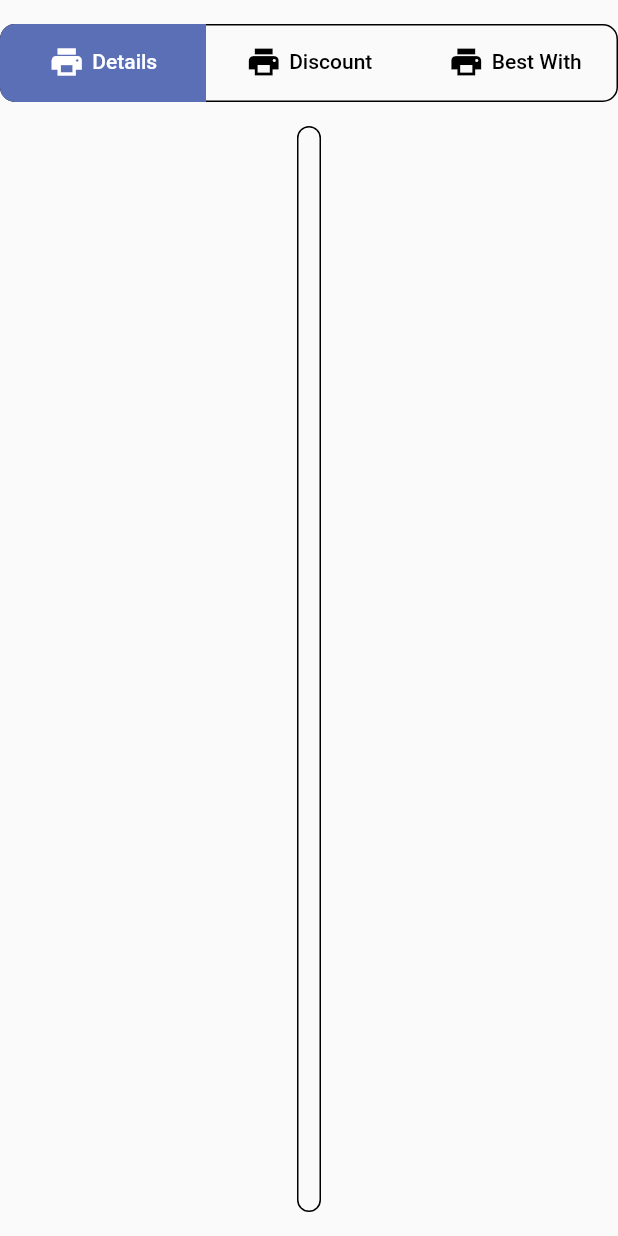
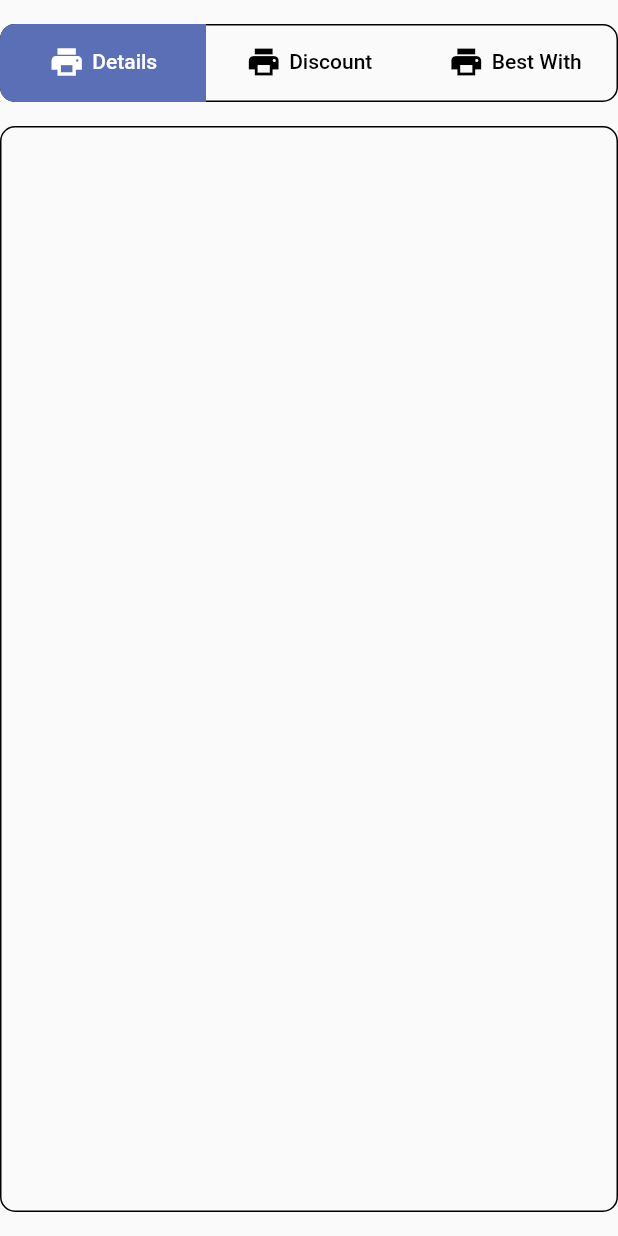
Before and after one commit to DalangLy/pos_platform_widgets, a Flutter app: the DXItemDetail widget shown alone on an empty page, opened directly with empty values, on a phone screen of 412 x 824 dp. Run offline on Flutter 3.47's test engine with Material 2 defaults, Android fonts, the light colour scheme and no system bars; our stand-ins replace auto_route.

Commit message:
fixed bugs

```diff
--- a/lib/widgets/dxitem.detail.widget.dart
+++ b/lib/widgets/dxitem.detail.widget.dart
@@ -1,4 +1,5 @@
 import 'package:flutter/material.dart';
+import 'package:post_platform_widgets/widgets/dxcustomize.widget.dart';
 
 class DXItemDetail extends StatelessWidget {
   final Widget title;
@@ -18,7 +19,7 @@ class DXItemDetail extends StatelessWidget {
         const Divider(color: Colors.transparent,),
         const _CustomTabBar(),
         const Divider(color: Colors.transparent,),
-        Flexible(
+        Expanded(
           child: DecoratedBox(
             decoration: BoxDecoration(
               borderRadius: BorderRadius.circular(10.0,),
@@ -26,13 +27,15 @@ class DXItemDetail extends StatelessWidget {
             ),
             child: Padding(
               padding: const EdgeInsets.all(8.0),
-              child: Column(
-                crossAxisAlignment: CrossAxisAlignment.end,
+              child: ListView(
+                //crossAxisAlignment: CrossAxisAlignment.end,
                 children: [
-                  Flexible(child: variation),
-                  Flexible(child: modifier,),
-                  Flexible(child: modifierLevel,),
-                  Flexible(child: customize,)
+                  variation,
+                  const Divider(color: Colors.transparent,),
+                  modifier,
+                  const Divider(color: Colors.transparent,),
+                  modifierLevel,
+                  customize,
                 ],
               ),
             ),
@@ -44,6 +47,12 @@ class DXItemDetail extends StatelessWidget {
     );
   }
 }
+
+
+
+
+
+
 
 class _CustomTabBar extends StatefulWidget {
   const _CustomTabBar({Key? key}) : super(key: key);
```
Also changed, not shown: lib/screens/dx_item_detail_page.dart (+15 -14 lines), lib/screens/dx_modifier_level_page.dart (+6 -2 lines), lib/widgets/dxmodifier.level.widget.dart (+45 -4 lines), lib/widgets/dxmodifier.widget.dart (+25 -11 lines), lib/widgets/dxchoice.widget.dart (indentation only).
